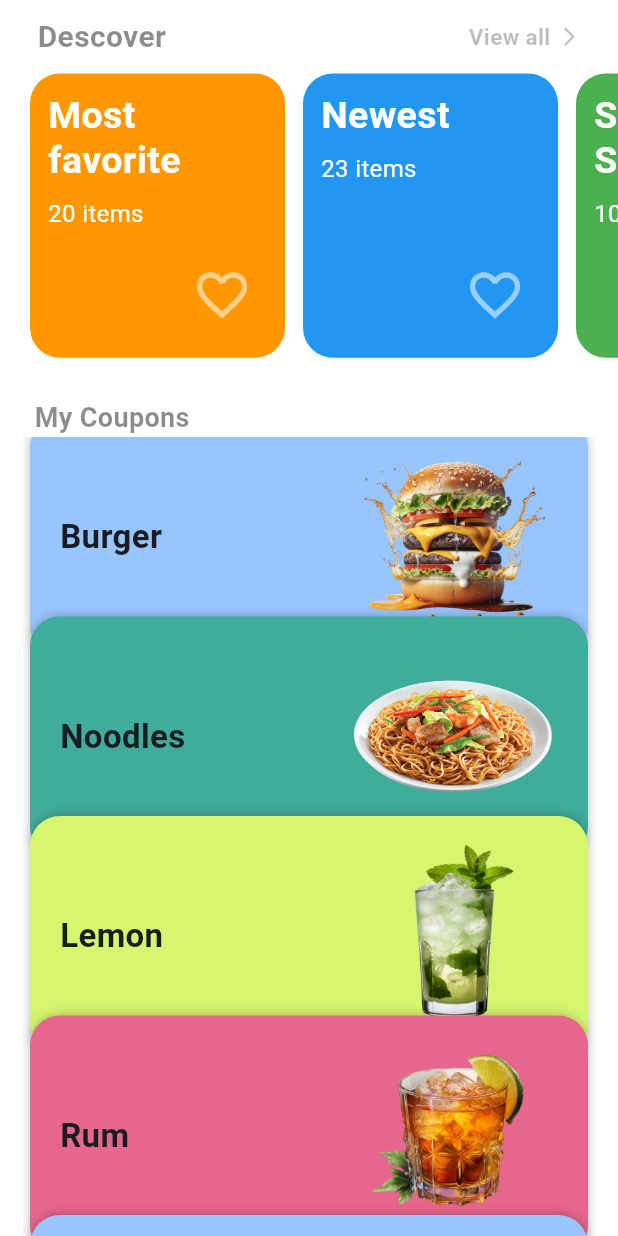
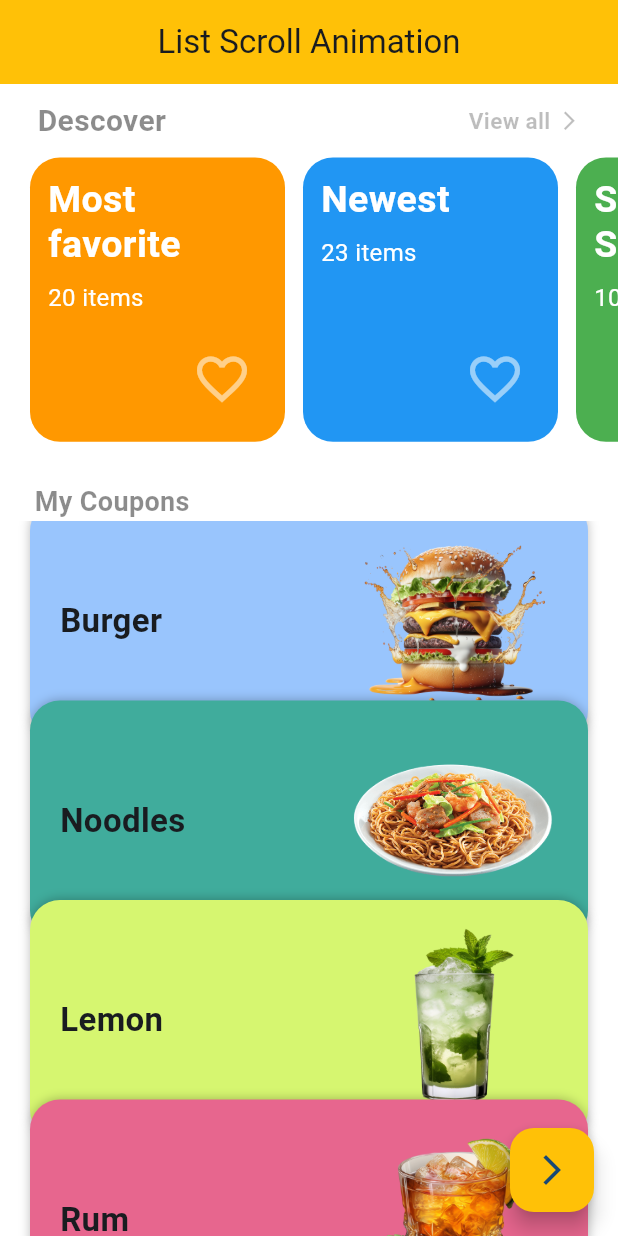
Before and after one commit to nareshptt/Flutter--Animations, a Flutter app: the ListScrollAnimation screen opened directly, on a phone screen of 412 x 824 dp. Run offline on Flutter 3.47's test engine with Material 3 defaults, Android fonts, the phone set to English and light mode, and no system bars.

Commit message:
Navigation Added for diff screen

```diff
--- a/lib/List Scroll Animation.dart
+++ b/lib/List Scroll Animation.dart
@@ -1,4 +1,5 @@
 import 'package:flutter/material.dart';
+import 'package:flutter_animations/Add%20to%20cart%20animation.dart';
 
 import 'Model/scrol_list_model.dart';
 
@@ -31,6 +32,19 @@ class _ListScrollAnimationState extends State<ListScrollAnimation> {
   Widget build(BuildContext context) {
     Size size = MediaQuery.of(context).size;
     return Scaffold(
+      appBar: AppBar(
+        centerTitle: true,
+        backgroundColor: Colors.amber,
+        title: Text("List Scroll Animation"),
+      ),
+      floatingActionButton: FloatingActionButton(
+        onPressed: () {
+          Navigator.pushReplacement(
+              context, MaterialPageRoute(builder: (context) => AddToCart()));
+        },
+        backgroundColor: Colors.amber,
+        child: Icon(Icons.arrow_forward_ios),
+      ),
       backgroundColor: Colors.white,
       body: SafeArea(
         child: SizedBox(
--- a/lib/main.dart
+++ b/lib/main.dart
@@ -1,5 +1,5 @@
 import 'package:flutter/material.dart';
-import 'package:flutter_animations/Add%20to%20cart%20animation.dart';
+import 'package:flutter_animations/List%20Scroll%20Animation.dart';
 
 void main() {
   runApp(const MyApp());
@@ -18,6 +18,6 @@ class MyApp extends StatelessWidget {
           colorScheme: ColorScheme.fromSeed(seedColor: Colors.blue),
           useMaterial3: true,
         ),
-        home: AddToCart());
+        home: ListScrollAnimation());
   }
 }
```
Also changed, not shown: lib/Add to cart animation.dart (+7 -2 lines).
